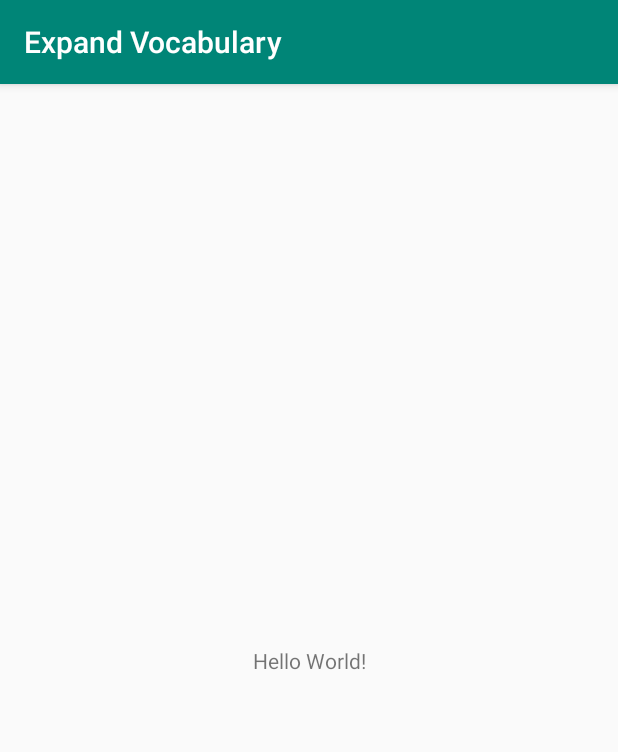
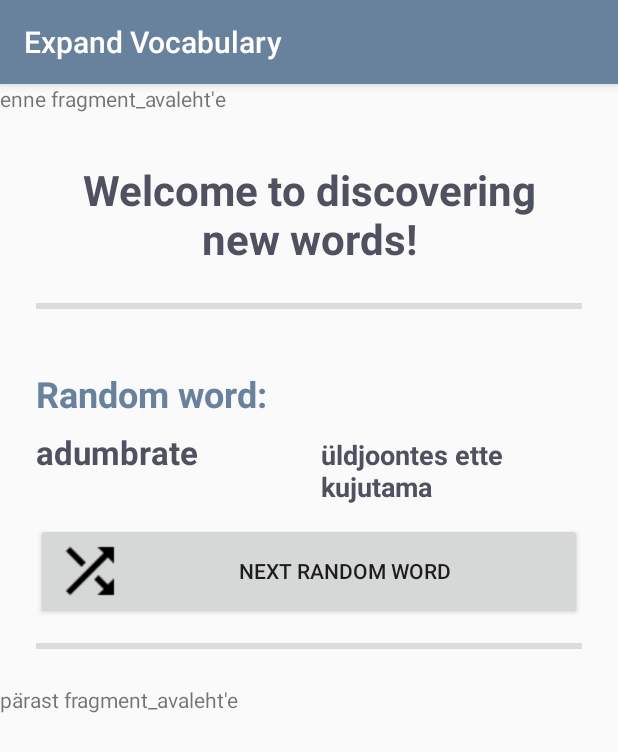
Before and after one commit to reneroost/Android-ExpandVocabulary, an Android app: the screen it shows after launch (MainActivity), on a phone screen of 412 x 824 dp. Shown: the top 752 px of the screen. Run offline under Robolectric (Android 15) with nearby library versions, the phone set to English and light mode, and no system bars.

Commit message:
Avalehel kuvatavat suvalist sõna saab vahetada Lisatud nupp, millega kuvatakse järgmine suvaline sõna.

```diff
--- /dev/null
+++ b/app/src/main/java/ee/android/reneroost/isiklikprojekt/expandvocabulary/AvalehtFragment.java
@@ -0,0 +1,109 @@
+package ee.android.reneroost.isiklikprojekt.expandvocabulary;
+
+import android.content.Context;
+import android.database.Cursor;
+import android.database.sqlite.SQLiteDatabase;
+import android.database.sqlite.SQLiteException;
+import android.database.sqlite.SQLiteOpenHelper;
+import android.os.Bundle;
+import android.support.v4.app.Fragment;
+import android.util.Log;
+import android.util.TypedValue;
+import android.view.LayoutInflater;
+import android.view.View;
+import android.view.ViewGroup;
+import android.widget.Button;
+import android.widget.ImageButton;
+import android.widget.TextView;
+import android.widget.Toast;
+
+import java.util.Random;
+
+import ee.android.reneroost.isiklikprojekt.expandvocabulary.andmebaas.SonastikAndmebaasiAbistaja;
+import ee.android.reneroost.isiklikprojekt.expandvocabulary.andmebaas.SonastikAndmebaasiSkeem.SonastikuTabel;
+
+public class AvalehtFragment extends Fragment {
+
+    TextView suvalineIngliseKeelesTekstiVaade;
+    TextView suvalineEestiKeelesTekstiVaade;
+    String[] sonapaar;
+
+    int suvalineArv = 0;
+    int uusSuvalineArv = 0;
+
+    @Override
+    public View onCreateView(LayoutInflater taispuhuja, ViewGroup konteiner, Bundle savedInstanceState) {
+        View vaade = taispuhuja.inflate(R.layout.fragment_avaleht, konteiner, false);
+
+        suvalineIngliseKeelesTekstiVaade = vaade.findViewById(R.id.tekstivaade_avaleht_suvaline_sona_inglise_keeles);
+        suvalineEestiKeelesTekstiVaade = vaade.findViewById(R.id.tekstivaade_avaleht_suvaline_sona_eesti_keeles);
+
+        sonapaar = votaSuvalineSonapaar();
+        kuvaSuvalineSonapaar(sonapaar);
+
+        Button olenNuppNupp = vaade.findViewById(R.id.nupp_avaleht_jargmine_sona);
+        olenNuppNupp.setOnClickListener(new View.OnClickListener() {
+            @Override
+            public void onClick(View v) {
+
+                sonapaar = votaSuvalineSonapaar();
+                kuvaSuvalineSonapaar(sonapaar);
+            }
+        });
+
+        return vaade;
+    }
+
+    public String[] votaSuvalineSonapaar() {
+
+        Cursor kursor = null;
+        String[] sonapaar = new String[2];
+
+        SonastikAndmebaasiAbistaja sonastikAndmebaasiAbistaja = new SonastikAndmebaasiAbistaja(getActivity());
+
+        Random suvaline = new Random();
+        do {
+            uusSuvalineArv = suvaline.nextInt(sonastikAndmebaasiAbistaja.saaSonadeHulk()) + 1;
+        } while (suvalineArv == uusSuvalineArv);
+        suvalineArv = uusSuvalineArv;
+
+        try {
+            SQLiteDatabase andmebaas = sonastikAndmebaasiAbistaja.getReadableDatabase();
+            kursor = andmebaas.query(SonastikuTabel.NIMI,
+                    new String[] {SonastikuTabel.Tulbad.INGLISEKEELES, SonastikuTabel.Tulbad.EESTIKEELES},
+                    "_id = ?",
+                    new String[] {Integer.toString(suvalineArv)},
+                    null, null, null);
+
+            if (kursor != null && kursor.moveToFirst()) {
+                sonapaar[0] = kursor.getString(0);
+                sonapaar[1] = kursor.getString(1);
+            }
+
+            andmebaas.close();
+        } catch(SQLiteException e) {
+            Toast rost = Toast.makeText(getContext(), "Andmebaas pole saadaval", Toast.LENGTH_SHORT);
+            rost.show();
+        } finally {
+            if (kursor != null) {
+                kursor.close();
+            }
+        }
+        return sonapaar;
+    }
+
+    public void kuvaSuvalineSonapaar(String[] sonapaar) {
+        if (sonapaar[0].length() > 12) {
+            suvalineIngliseKeelesTekstiVaade.setTextSize(TypedValue.COMPLEX_UNIT_SP, 18f);
+        } else {
+            suvalineIngliseKeelesTekstiVaade.setTextSize(TypedValue.COMPLEX_UNIT_SP, 22f);
+        }
+        if (sonapaar[1].length() > 12) {
+            suvalineEestiKeelesTekstiVaade.setTextSize(TypedValue.COMPLEX_UNIT_SP, 18f);
+        } else {
+            suvalineEestiKeelesTekstiVaade.setTextSize(TypedValue.COMPLEX_UNIT_SP, 22f);
+        }
+        suvalineIngliseKeelesTekstiVaade.setText(sonapaar[0]);
+        suvalineEestiKeelesTekstiVaade.setText(sonapaar[1]);
+    }
+}
--- a/app/src/main/java/ee/android/reneroost/isiklikprojekt/expandvocabulary/MainActivity.java
+++ b/app/src/main/java/ee/android/reneroost/isiklikprojekt/expandvocabulary/MainActivity.java
@@ -1,7 +1,10 @@
 package ee.android.reneroost.isiklikprojekt.expandvocabulary;
 
+import android.support.v4.app.Fragment;
+import android.support.v4.app.FragmentManager;
 import android.support.v7.app.AppCompatActivity;
 import android.os.Bundle;
+import android.widget.Toast;
 
 public class MainActivity extends AppCompatActivity {
 
@@ -9,5 +12,15 @@ public class MainActivity extends AppCompatActivity {
     protected void onCreate(Bundle savedInstanceState) {
         super.onCreate(savedInstanceState);
         setContentView(R.layout.activity_main);
+
+        FragmentManager fm = getSupportFragmentManager();
+        Fragment fragment = fm.findFragmentById(R.id.konteiner_fragment_avaleht);
+        if (fragment == null) {
+            fragment = new AvalehtFragment();
+            fm.beginTransaction()
+                    .add(R.id.konteiner_fragment_avaleht, fragment)
+                    .commit();
+        }
     }
+
 }
--- a/app/src/main/java/ee/android/reneroost/isiklikprojekt/expandvocabulary/andmebaas/SonastikAndmebaasiAbistaja.java
+++ b/app/src/main/java/ee/android/reneroost/isiklikprojekt/expandvocabulary/andmebaas/SonastikAndmebaasiAbistaja.java
@@ -2,9 +2,11 @@ package ee.android.reneroost.isiklikprojekt.expandvocabulary.andmebaas;
 
 import android.content.ContentValues;
 import android.content.Context;
+import android.database.DatabaseUtils;
 import android.database.sqlite.SQLiteDatabase;
 import android.database.sqlite.SQLiteOpenHelper;
 
+import ee.android.reneroost.isiklikprojekt.expandvocabulary.AvalehtFragment;
 import ee.android.reneroost.isiklikprojekt.expandvocabulary.andmebaas.SonastikAndmebaasiSkeem.SonastikuTabel;
 
 public class SonastikAndmebaasiAbistaja extends SQLiteOpenHelper {
@@ -56,4 +58,11 @@ public class SonastikAndmebaasiAbistaja extends SQLiteOpenHelper {
         andmebaas.insert(SonastikuTabel.NIMI, null, sonapaariVaartused);
     }
 
+    public int saaSonadeHulk() {
+        SQLiteDatabase andmebaas = this.getReadableDatabase();
+        long hulk = DatabaseUtils.queryNumEntries(andmebaas, SonastikuTabel.NIMI);
+        andmebaas.close();
+        return (int) hulk;
+    }
+
 }
--- a/app/src/main/java/ee/android/reneroost/isiklikprojekt/expandvocabulary/andmebaas/SonastikAndmebaasiSkeem.java
+++ b/app/src/main/java/ee/android/reneroost/isiklikprojekt/expandvocabulary/andmebaas/SonastikAndmebaasiSkeem.java
@@ -6,7 +6,6 @@ public class SonastikAndmebaasiSkeem {
         public static final String NIMI = "sonapaarid";
 
         public static final class Tulbad {
-            public static final String UUID = "uuid";
             public static final String INGLISEKEELES = "inglise_keeles";
             public static final String EESTIKEELES = "eesti_keeles";
         }
--- a/app/src/main/java/ee/android/reneroost/isiklikprojekt/expandvocabulary/mudel/Sonastik.java
+++ /dev/null
@@ -1,46 +0,0 @@
-package ee.android.reneroost.isiklikprojekt.expandvocabulary.mudel;
-
-import android.content.ContentValues;
-import android.content.Context;
-import android.database.sqlite.SQLiteDatabase;
-
-import java.util.ArrayList;
-import java.util.List;
-import java.util.UUID;
-
-import ee.android.reneroost.isiklikprojekt.expandvocabulary.andmebaas.SonastikAndmebaasiAbistaja;
-import ee.android.reneroost.isiklikprojekt.expandvocabulary.andmebaas.SonastikAndmebaasiSkeem.SonastikuTabel;
-
-public class Sonastik {
-
-    private static Sonastik sSonastik;
-
-    private Context mKontekst;
-    private SQLiteDatabase mAndmebaas;
-
-    public Sonastik (Context kontekst) {
-        mKontekst = kontekst.getApplicationContext();
-        mAndmebaas = new SonastikAndmebaasiAbistaja(mKontekst).getWritableDatabase();
-    }
-
-    public void lisaSonapaar(Sonapaar s) {
-
-    }
-
-    public List<Sonapaar> saaSonastik() {
-        return new ArrayList<>();
-    }
-
-    public Sonapaar saaSonapaar(UUID id) {
-        return null;
-    }
-
-    private static ContentValues saaSisuVaartused(Sonapaar sonapaar) {
-        ContentValues vaartused = new ContentValues();
-        vaartused.put(SonastikuTabel.Tulbad.UUID, sonapaar.saaId().toString());
-        vaartused.put(SonastikuTabel.Tulbad.INGLISEKEELES, sonapaar.saaIngliseKeeles());
-        vaartused.put(SonastikuTabel.Tulbad.EESTIKEELES, sonapaar.saaEestiKeeles());
-
-        return vaartused;
-    }
-}
--- a/app/src/main/res/layout/activity_main.xml
+++ b/app/src/main/res/layout/activity_main.xml
@@ -1,18 +1,24 @@
 <?xml version="1.0" encoding="utf-8"?>
-<android.support.constraint.ConstraintLayout xmlns:android="http://schemas.android.com/apk/res/android"
-    xmlns:app="http://schemas.android.com/apk/res-auto"
-    xmlns:tools="http://schemas.android.com/tools"
+<LinearLayout
+    xmlns:android="http://schemas.android.com/apk/res/android"
     android:layout_width="match_parent"
     android:layout_height="match_parent"
-    tools:context=".MainActivity">
+    android:orientation="vertical">
 
     <TextView
         android:layout_width="wrap_content"
         android:layout_height="wrap_content"
-        android:text="Hello World!"
-        app:layout_constraintBottom_toBottomOf="parent"
-        app:layout_constraintLeft_toLeftOf="parent"
-        app:layout_constraintRight_toRightOf="parent"
-        app:layout_constraintTop_toTopOf="parent" />
+        android:text="enne fragment_avaleht'e" />
 
-</android.support.constraint.ConstraintLayout>
+    <FrameLayout
+        android:id="@+id/konteiner_fragment_avaleht"
+        android:layout_width="match_parent"
+        android:layout_height="wrap_content"
+        android:layout_margin="16dp"/>
+
+    <TextView
+        android:layout_width="wrap_content"
+        android:layout_height="wrap_content"
+        android:text="pärast fragment_avaleht'e" />
+
+</LinearLayout>
--- a/app/src/main/res/layout/fragment_avaleht.xml
+++ b/app/src/main/res/layout/fragment_avaleht.xml
@@ -12,6 +12,8 @@
         android:gravity="center"
         android:theme="@style/TervitusTekst"
         android:layout_margin="16dp"/>
+
+    <View style="@style/EraldusjoonHorisontaalne"/>
 
     <TextView
         android:layout_width="match_parent"
@@ -43,15 +45,14 @@
             android:theme="@style/AvalehtTekst"/>
     </LinearLayout>
 
-    <!--<TextView-->
-        <!--android:id="@+id/tekstivaade_test_vali"-->
-        <!--android:layout_width="wrap_content"-->
-        <!--android:layout_height="wrap_content"-->
-        <!--android:text="olen tekstivali"/>-->
-    <!--<Button-->
-        <!--android:id="@+id/nupp_test_nupp"-->
-        <!--android:layout_width="wrap_content"-->
-        <!--android:layout_height="wrap_content"-->
-        <!--android:text="olen nupp"/>-->
+    <Button
+        android:id="@+id/nupp_avaleht_jargmine_sona"
+        android:layout_width="match_parent"
+        android:layout_height="64dp"
+        android:layout_margin="8dp"
+        android:drawableStart="@drawable/jargmine_suvaline_sona"
+        android:text="@string/nupp_avaleht_jargmine_suvaline_sona"/>
+
+    <View style="@style/EraldusjoonHorisontaalne"/>
 
 </LinearLayout>
--- a/app/src/main/res/values/colors.xml
+++ b/app/src/main/res/values/colors.xml
@@ -1,6 +1,6 @@
 <?xml version="1.0" encoding="utf-8"?>
 <resources>
-    <color name="colorPrimary">#008577</color>
-    <color name="colorPrimaryDark">#00574B</color>
-    <color name="colorAccent">#D81B60</color>
+    <color name="colorPrimary">#68829E</color>
+    <color name="colorPrimaryDark">#505160</color>
+    <color name="colorAccent">#DE7A22</color>
 </resources>
--- a/app/src/main/res/values/strings.xml
+++ b/app/src/main/res/values/strings.xml
@@ -1,3 +1,8 @@
 <resources>
     <string name="app_name">Expand Vocabulary</string>
+    <string name="avalehe_tervitus">Welcome to discovering new words!</string>
+    <string name="avaleht_suvaline_sona">Random word:</string>
+
+    <string name="nupp_avaleht_jargmine_suvaline_sona">Next random word</string>
+
 </resources>
--- a/app/src/main/res/values/styles.xml
+++ b/app/src/main/res/values/styles.xml
@@ -8,4 +8,26 @@
         <item name="colorAccent">@color/colorAccent</item>
     </style>
 
+    <style name="TervitusTekst">
+        <item name="android:textSize">28sp</item>
+        <item name="android:textStyle">bold</item>
+        <item name="android:textColor">@color/colorPrimaryDark</item>
+    </style>
+
+    <style name="AvalehtTekst">
+        <item name="android:textSize">24sp</item>
+        <item name="android:textStyle">bold</item>
+        <item name="android:textColor">@color/colorPrimaryDark</item>
+    </style>
+
+
+    <!-- Horisontaalne eraldusjoon -->
+    <style name="EraldusjoonHorisontaalne">
+        <item name="android:layout_width">match_parent</item>
+        <item name="android:layout_height">4dp</item>
+        <item name="android:layout_margin">8dp</item>
+        <item name="android:background">?android:attr/listDivider</item>
+    </style>
+
+
 </resources>
```
Also changed, not shown: app/src/main/res/drawable-v24/jargmine_suvaline_sona.png (added), 1 other file.
